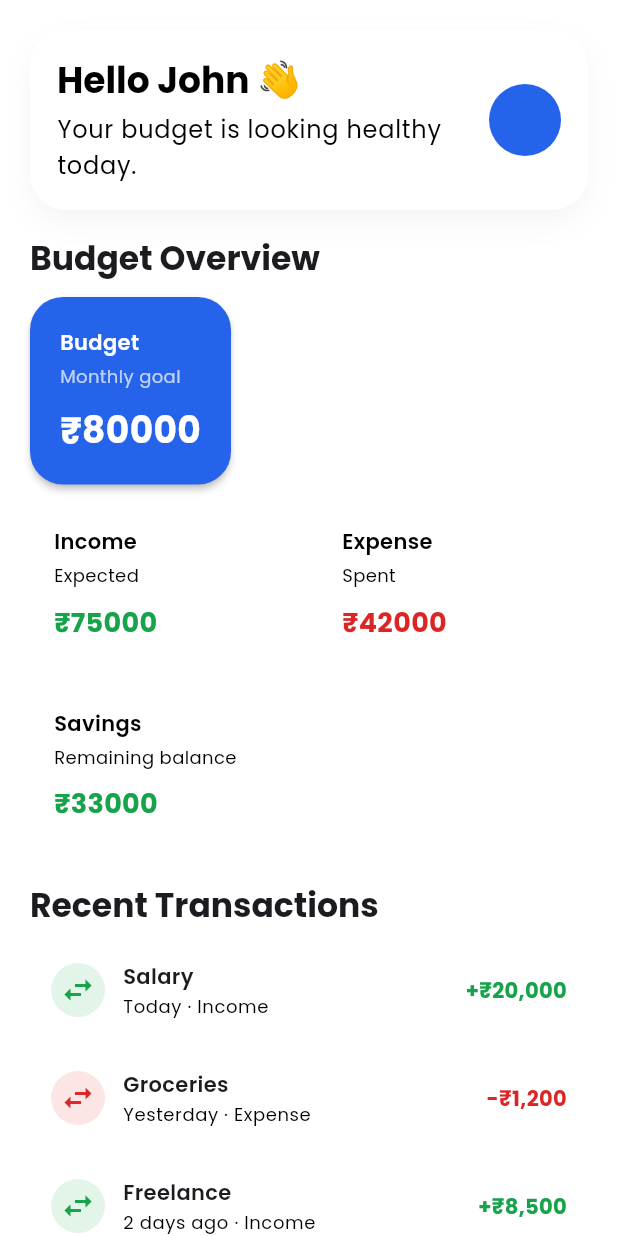
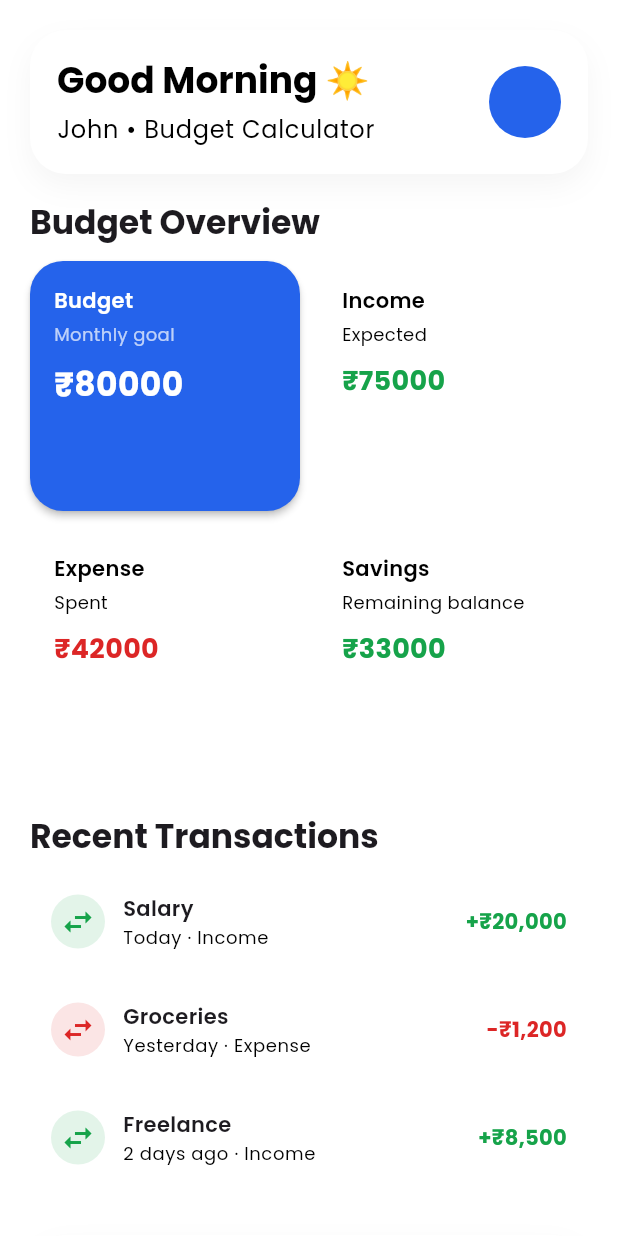
Before and after one commit to 1996kadalijohn/budget-calculator, a Flutter app: the HomeScreen screen opened directly, on a phone screen of 412 x 824 dp. Run offline on Flutter 3.47's test engine with Material 3 defaults, Android fonts, the phone set to English and light mode, and no system bars; our stand-ins replace cloud_firestore, firebase_auth, firebase_core, go_router, google_fonts; accounts and stored records are empty.

Commit message:
Enhance HomeScreen UI with updated greetings and improved layout using GridView for summary cards

```diff
--- a/lib/features/dashboard/screens/home_screen.dart
+++ b/lib/features/dashboard/screens/home_screen.dart
@@ -40,7 +40,7 @@ class HomeScreen extends StatelessWidget {
                         crossAxisAlignment: CrossAxisAlignment.start,
                         children: [
                           Text(
-                            'Hello John 👋',
+                            'Good Morning ☀️',
                             style: theme.textTheme.headlineSmall?.copyWith(
                               fontWeight: FontWeight.w700,
                               color: theme.colorScheme.onSurface,
@@ -48,7 +48,7 @@ class HomeScreen extends StatelessWidget {
                           ),
                           const SizedBox(height: 4),
                           Text(
-                            'Your budget is looking healthy today.',
+                            'John • Budget Calculator',
                             style: theme.textTheme.bodyLarge?.copyWith(
                               color: theme.colorScheme.onSurfaceVariant,
                             ),
@@ -59,7 +59,13 @@ class HomeScreen extends StatelessWidget {
                     CircleAvatar(
                       radius: 24,
                       backgroundColor: theme.colorScheme.primaryContainer,
-                      child: Icon(Icons.person, color: theme.colorScheme.primary),
+                      child: Text(
+                        'J',
+                        style: theme.textTheme.titleMedium?.copyWith(
+                          fontWeight: FontWeight.w700,
+                          color: theme.colorScheme.primary,
+                        ),
+                      ),
                     ),
                   ],
                 ),
@@ -70,6 +76,14 @@ class HomeScreen extends StatelessWidget {
                 style: theme.textTheme.titleLarge?.copyWith(fontWeight: FontWeight.w700),
               ),
               const SizedBox(height: 12),
+              GridView.count(
+                crossAxisCount: 2,
+                crossAxisSpacing: 12,
+                mainAxisSpacing: 12,
+                shrinkWrap: true,
+                physics: const NeverScrollableScrollPhysics(),
+                childAspectRatio: 1.08,
+                children: [
                   DashboardSummaryCard(
                     title: 'Budget',
                     subtitle: 'Monthly goal',
@@ -77,35 +91,25 @@ class HomeScreen extends StatelessWidget {
                     color: theme.colorScheme.primary,
                     isPrimary: true,
                   ),
-              const SizedBox(height: 12),
-              Row(
-                children: [
-                  Expanded(
-                    child: DashboardSummaryCard(
+                  DashboardSummaryCard(
                     title: 'Income',
                     subtitle: 'Expected',
                     amount: '₹${dashboardProvider.income.toInt().toString()}',
                     color: const Color(0xFF16A34A),
                   ),
-                  ),
-                  const SizedBox(width: 12),
-                  Expanded(
-                    child: DashboardSummaryCard(
+                  DashboardSummaryCard(
                     title: 'Expense',
                     subtitle: 'Spent',
                     amount: '₹${dashboardProvider.expense.toInt().toString()}',
                     color: const Color(0xFFDC2626),
                   ),
-                  ),
-                ],
-              ),
-              const SizedBox(height: 12),
                   DashboardSummaryCard(
                     title: 'Savings',
                     subtitle: 'Remaining balance',
                     amount: '₹${dashboardProvider.savings.toInt().toString()}',
                     color: const Color(0xFF16A34A),
-                fullWidth: true,
+                  ),
+                ],
               ),
               const SizedBox(height: 24),
               Text(
@@ -214,7 +218,7 @@ class DashboardSummaryCard extends StatelessWidget {
       color: isPrimary ? color : theme.colorScheme.surface,
       shape: RoundedRectangleBorder(borderRadius: BorderRadius.circular(22)),
       child: Padding(
-        padding: EdgeInsets.all(isPrimary ? 20 : 16),
+        padding: const EdgeInsets.all(16),
         child: Column(
           crossAxisAlignment: CrossAxisAlignment.start,
           children: [
@@ -239,7 +243,7 @@ class DashboardSummaryCard extends StatelessWidget {
               style: TextStyle(
                 color: isPrimary ? Colors.white : color,
                 fontWeight: FontWeight.w700,
-                fontSize: isPrimary ? 24 : 18,
+                fontSize: isPrimary ? 22 : 18,
               ),
             ),
           ],
```
Lines whose indentation alone changed are shown as unchanged.
